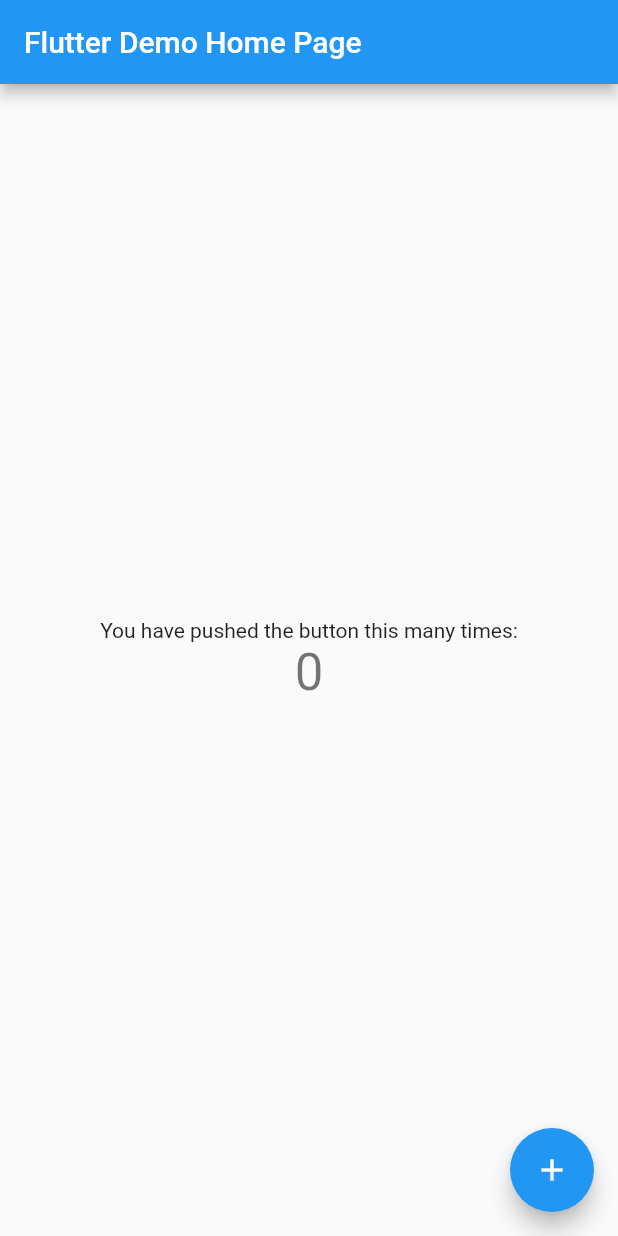
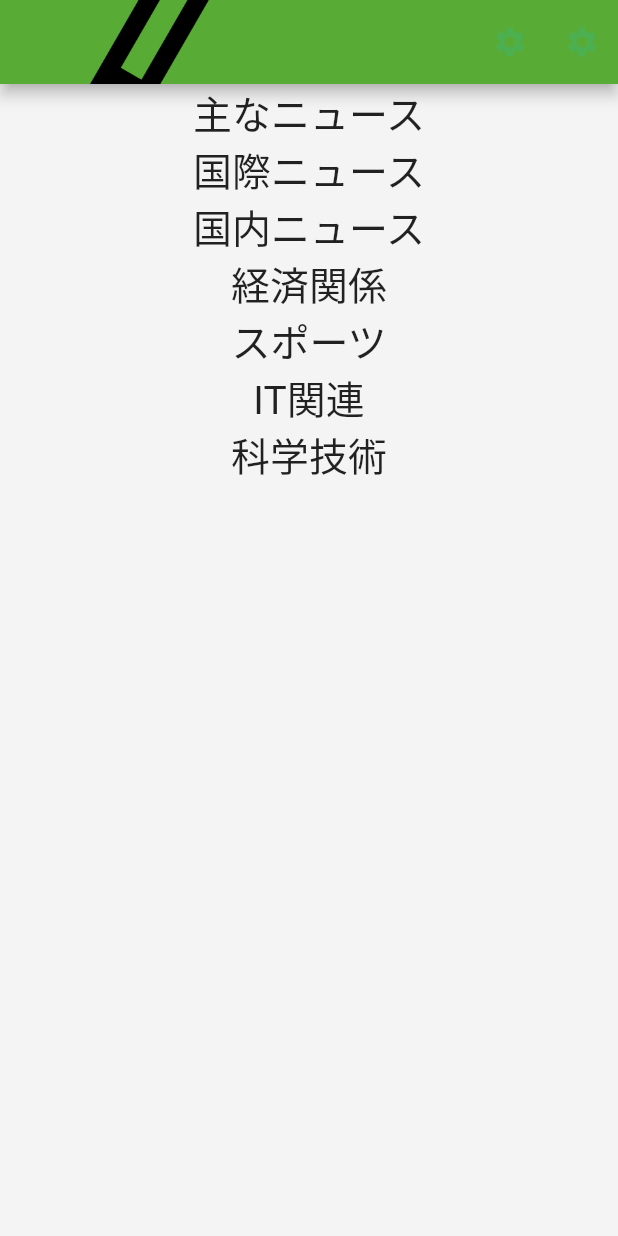
Before and after one commit to TomohiroIshiguro/flutter_app_demo, a Flutter app: the screen it shows after launch, on a phone screen of 412 x 824 dp. Run offline on Flutter 3.47's test engine with Material 2 defaults, Android fonts, the phone set to English and light mode, and no system bars; our stand-ins replace rxdart, webview_flutter.

Commit message:
ADD rss reader function

```diff
--- /dev/null
+++ b/lib/bloc/rss_reader/rss_reader_bloc.dart
@@ -0,0 +1,36 @@
+import 'package:rxdart/rxdart.dart';
+
+import 'package:flutter_app_demo/data_access/web_launch.dart';
+import 'package:flutter_app_demo/models/article.dart';
+
+class RssReaderBloc {
+  /* ------------------------------------------------------------ *
+   * Stream
+   * ------------------------------------------------------------ */
+  final _articlesController = PublishSubject<List<Article>>();
+  Sink<List<Article>> get articlesSink =>
+      _articlesController.sink;
+  Observable<List<Article>> get articles =>
+      _articlesController.stream;
+
+  /* ------------------------------------------------------------ *
+   * Field
+   * ------------------------------------------------------------ */
+  WebLaunch webLaunch = WebLaunch.getInstance();
+
+  /* ------------------------------------------------------------ *
+   * Constructor
+   * ------------------------------------------------------------ */
+  RssReaderBloc() {}
+
+  /* ------------------------------------------------------------ *
+   * Method
+   * ------------------------------------------------------------ */
+  void launch(String url) async {
+    articlesSink.add(await webLaunch.getArticles(url));
+  }
+
+  dispose() {
+    _articlesController.close();
+  }
+}
--- a/lib/main.dart
+++ b/lib/main.dart
@@ -1,111 +1,5 @@
 import 'package:flutter/material.dart';
 
-void main() => runApp(MyApp());
+import 'package:flutter_app_demo/views/rss_reader/rss_reader_view.dart';
 
-class MyApp extends StatelessWidget {
-  // This widget is the root of your application.
-  @override
-  Widget build(BuildContext context) {
-    return MaterialApp(
-      title: 'Flutter Demo',
-      theme: ThemeData(
-        // This is the theme of your application.
-        //
-        // Try running your application with "flutter run". You'll see the
-        // application has a blue toolbar. Then, without quitting the app, try
-        // changing the primarySwatch below to Colors.green and then invoke
-        // "hot reload" (press "r" in the console where you ran "flutter run",
-        // or simply save your changes to "hot reload" in a Flutter IDE).
-        // Notice that the counter didn't reset back to zero; the application
-        // is not restarted.
-        primarySwatch: Colors.blue,
-      ),
-      home: MyHomePage(title: 'Flutter Demo Home Page'),
-    );
-  }
-}
-
-class MyHomePage extends StatefulWidget {
-  MyHomePage({Key key, this.title}) : super(key: key);
-
-  // This widget is the home page of your application. It is stateful, meaning
-  // that it has a State object (defined below) that contains fields that affect
-  // how it looks.
-
-  // This class is the configuration for the state. It holds the values (in this
-  // case the title) provided by the parent (in this case the App widget) and
-  // used by the build method of the State. Fields in a Widget subclass are
-  // always marked "final".
-
-  final String title;
-
-  @override
-  _MyHomePageState createState() => _MyHomePageState();
-}
-
-class _MyHomePageState extends State<MyHomePage> {
-  int _counter = 0;
-
-  void _incrementCounter() {
-    setState(() {
-      // This call to setState tells the Flutter framework that something has
-      // changed in this State, which causes it to rerun the build method below
-      // so that the display can reflect the updated values. If we changed
-      // _counter without calling setState(), then the build method would not be
-      // called again, and so nothing would appear to happen.
-      _counter++;
-    });
-  }
-
-  @override
-  Widget build(BuildContext context) {
-    // This method is rerun every time setState is called, for instance as done
-    // by the _incrementCounter method above.
-    //
-    // The Flutter framework has been optimized to make rerunning build methods
-    // fast, so that you can just rebuild anything that needs updating rather
-    // than having to individually change instances of widgets.
-    return Scaffold(
-      appBar: AppBar(
-        // Here we take the value from the MyHomePage object that was created by
-        // the App.build method, and use it to set our appbar title.
-        title: Text(widget.title),
-      ),
-      body: Center(
-        // Center is a layout widget. It takes a single child and positions it
-        // in the middle of the parent.
-        child: Column(
-          // Column is also layout widget. It takes a list of children and
-          // arranges them vertically. By default, it sizes itself to fit its
-          // children horizontally, and tries to be as tall as its parent.
-          //
-          // Invoke "debug painting" (press "p" in the console, choose the
-          // "Toggle Debug Paint" action from the Flutter Inspector in Android
-          // Studio, or the "Toggle Debug Paint" command in Visual Studio Code)
-          // to see the wireframe for each widget.
-          //
-          // Column has various properties to control how it sizes itself and
-          // how it positions its children. Here we use mainAxisAlignment to
-          // center the children vertically; the main axis here is the vertical
-          // axis because Columns are vertical (the cross axis would be
-          // horizontal).
-          mainAxisAlignment: MainAxisAlignment.center,
-          children: <Widget>[
-            Text(
-              'You have pushed the button this many times:',
-            ),
-            Text(
-              '$_counter',
-              style: Theme.of(context).textTheme.display1,
-            ),
-          ],
-        ),
-      ),
-      floatingActionButton: FloatingActionButton(
-        onPressed: _incrementCounter,
-        tooltip: 'Increment',
-        child: Icon(Icons.add),
-      ), // This trailing comma makes auto-formatting nicer for build methods.
-    );
-  }
-}
+void main() => runApp(RssReaderView());
--- /dev/null
+++ b/lib/models/article.dart
@@ -0,0 +1,50 @@
+class Article {
+  /**
+   * Field
+   */
+  String title; // 記事タイトル
+  String link; // 記事リンク
+  String pubDate; // 記事公開情報
+  String enclosure; // 記事公開情報
+  String guid; // 記事公開情報
+
+  /**
+   * Constructor
+   */
+  Article({this.title, this.link, this.pubDate, this.enclosure, this.guid});
+
+  /**
+   * Method
+   */
+  Map<String, dynamic> toMap() => {
+        "title": title,
+        "link": link,
+        "pubDate": pubDate,
+        "enclosure": enclosure,
+        "guid": guid,
+      };
+
+  factory Article.fromMap(Map<String, dynamic> map) => Article(
+        title: map["title"],
+        link: map["link"],
+        pubDate: map["pubDate"],
+        enclosure: map["enclosure"],
+        guid: map["guid"],
+      );
+
+  factory Article.fromJson(Map<String, dynamic> json) => Article(
+        title: json['title'],
+        link: json['link'],
+        pubDate: json['pubDate'],
+        enclosure: json['enclosure'],
+        guid: json['guid'],
+      );
+
+  String toString() {
+    return "- title: " + title + ",\n"
+            "- link: " + link + ",\n"
+            "- pubDate: " + pubDate + ",\n"
+            "- enclosure: " + enclosure + ",\n"
+            "- guid: " + guid;
+  }
+}
--- /dev/null
+++ b/lib/views/rss_reader/rss_reader_view.dart
@@ -0,0 +1,181 @@
+import 'package:flutter/material.dart';
+import 'package:flutter/cupertino.dart';
+
+import 'package:webview_flutter/webview_flutter.dart';
+
+import 'package:flutter_app_demo/bloc/rss_reader/rss_reader_bloc.dart';
+import 'package:flutter_app_demo/models/article.dart';
+
+class RssReaderView extends StatelessWidget {
+  final RssReaderBloc bloc = RssReaderBloc();
+
+  final List<List<String>> siteItems = [
+    [
+      '主なニュース',
+      'https://news.yahoo.co.jp/pickup/rss.xml',
+    ],
+    [
+      '国際ニュース',
+      'https://news.yahoo.co.jp/pickup/world/rss.xml',
+    ],
+    [
+      '国内ニュース',
+      'https://news.yahoo.co.jp/pickup/domestic/rss.xml',
+    ],
+    [
+      '経済関係',
+      'https://news.yahoo.co.jp/pickup/economy/rss.xml',
+    ],
+    [
+      'スポーツ',
+      'https://news.yahoo.co.jp/pickup/sports/rss.xml',
+    ],
+    [
+      'IT関連',
+      'https://news.yahoo.co.jp/pickup/computer/rss.xml',
+    ],
+    [
+      '科学技術',
+      'https://news.yahoo.co.jp/pickup/science/rss.xml',
+    ],
+  ];
+
+  @override
+  Widget build(BuildContext context) {
+    return MaterialApp(
+      theme: ThemeData(
+        brightness: Brightness.light,
+        primaryColor: Color(0xFF58AB34),
+        accentColor: Color(0xFFF4F4F4),
+      ),
+      home: Scaffold(
+        backgroundColor: Color(0xFFF4F4F4),
+        appBar: _buildAppbar(),
+        body: Column(
+          children: <Widget>[
+            Expanded(
+              child: ListView.builder(
+                itemBuilder: (BuildContext context, int index) {
+                  return GestureDetector(
+                    onTap: () {
+                      Navigator.push(
+                        context,
+                        MaterialPageRoute(
+                            builder: (context) => ArticleListWidget(
+                                bloc: bloc, url: siteItems[index][1])),
+                      );
+                    },
+                    child: Center(
+                      child: Text(siteItems[index][0],
+                          style: TextStyle(fontSize: 26.0)),
+                    ),
+                  );
+                },
+                itemCount: siteItems.length,
+              ),
+            ),
+          ],
+        ),
+      ),
+    );
+  }
+
+  Widget _buildAppbar() {
+    return AppBar(
+      title: Padding(
+        padding: const EdgeInsets.all(8.0),
+        child: Image.asset('images/logo.png'),
+      ),
+      actions: <Widget>[
+        IconButton(
+          icon: Icon(Icons.settings),
+          tooltip: '設定',
+          onPressed: () {/*処理*/},
+          color: Colors.green,
+        ),
+        IconButton(
+          icon: Icon(Icons.settings),
+          tooltip: '設定',
+          onPressed: () {/*処理*/},
+          color: Colors.green,
+        ),
+      ],
+    );
+  }
+}
+
+class ArticleListWidget extends StatefulWidget {
+  final RssReaderBloc bloc;
+  final String url;
+
+  ArticleListWidget({@required this.bloc, this.url});
+
+  @override
+  _ArticleListWidgetState createState() => new _ArticleListWidgetState();
+}
+
+class _ArticleListWidgetState extends State<ArticleListWidget> {
+  List<Article> _articles = List<Article>();
+
+  @override
+  void initState() {
+    super.initState();
+
+    widget.bloc.launch(widget.url);
+    widget.bloc.articles.listen((item) {
+      if (item == null || item.length == 0) return;
+
+      _articles.clear();
+
+      setState(() {
+        _articles.addAll(item);
+        print("_articles: " + _articles.toString()); // LOG
+      });
+    });
+  }
+
+  @override
+  void dispose() {
+    widget.bloc.dispose();
+    super.dispose();
+  }
+
+  @override
+  Widget build(BuildContext context) {
+    return Scaffold(
+      appBar: AppBar(
+        title: Text("Articles"),
+      ),
+      body: Center(
+        child: (_articles == null || _articles.length == 0)
+            ? Center(child: CircularProgressIndicator())
+            : ListView(
+                children: ListTile.divideTiles(
+                  context: context,
+                  tiles: _articles.map(
+                    (article) {
+                      return Card(
+                        child: ListTile(
+                          title: Text(article.title),
+                          subtitle: GestureDetector(
+                            onTap: () {
+                              showCupertinoModalPopup(
+                                context: context,
+                                builder: (BuildContext context) {
+                                  return WebView(initialUrl: article.link);
+                                },
+                              );
+                            },
+                            child: Text(article.pubDate,
+                                style: TextStyle(fontSize: 13.0)),
+                          ),
+                        ),
+                      );
+                    },
+                  ),
+                ).toList(),
+              ),
+      ),
+    );
+  }
+}
```
Also changed, not shown: lib/data_access/web_launch.dart (added, +52 -0 lines), pubspec.yaml (+7 -1 lines), images/logo.png (added), pubspec.lock, 11 other files.
